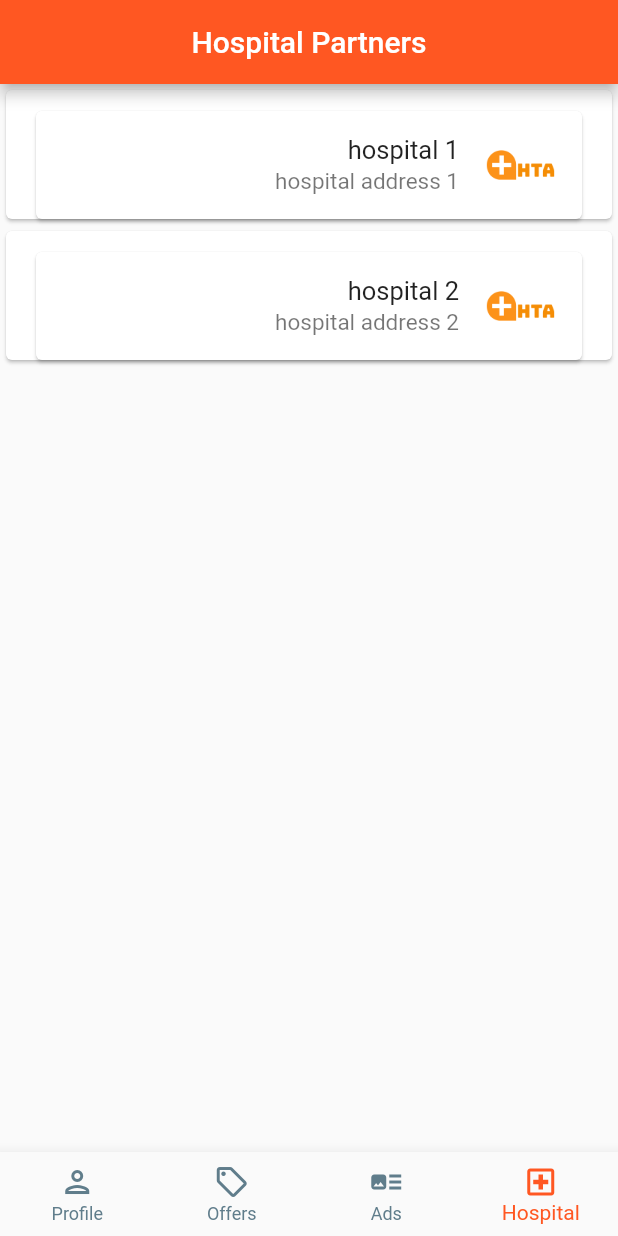
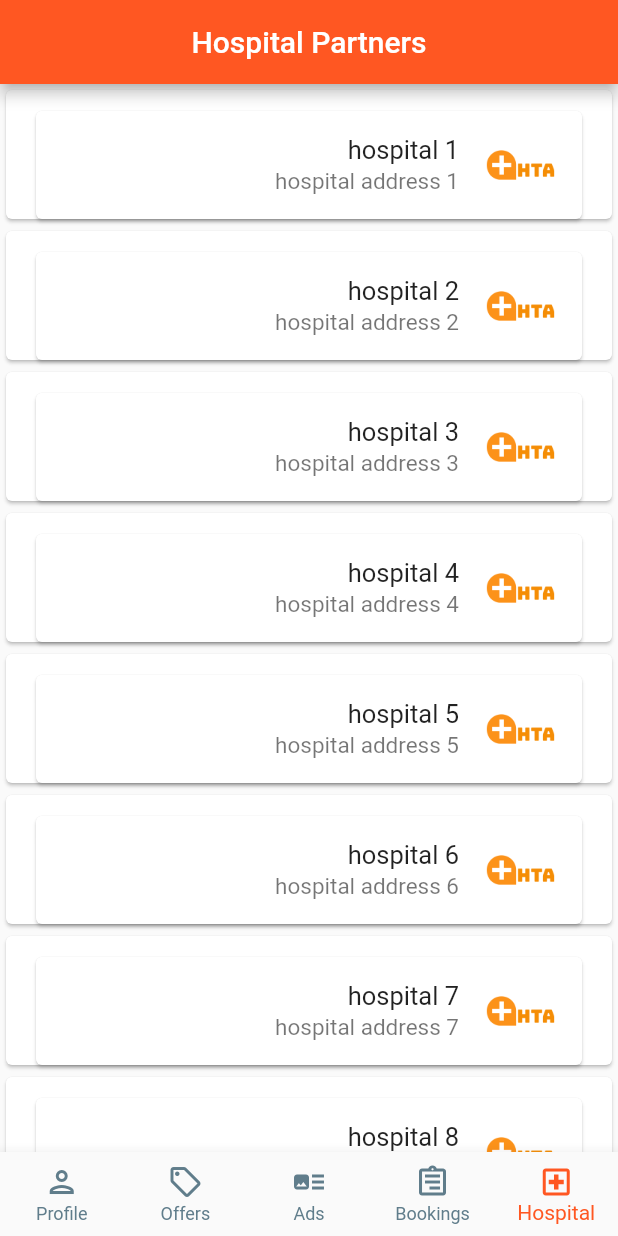
Before and after one commit to techakilan/hta-flutter, a Flutter app: the IndexController screen opened by its route, on a phone screen of 412 x 824 dp. Run offline on Flutter 3.47's test engine with Material 2 defaults, Android fonts, the phone set to English and light mode, and no system bars; our stand-ins replace easy_localization, shared_preferences; accounts and stored records are empty; network calls fail.

Commit message:
scroll index preserve, args in named route

```diff
--- a/lib/controllers/controllers_index.dart
+++ b/lib/controllers/controllers_index.dart
@@ -1,5 +1,6 @@
 import 'package:flutter/material.dart';
 import 'package:hta/pages/ad_index_page.dart';
+import 'package:hta/pages/bookings_user.dart';
 //import 'package:hta/pages/home_index_page.dart';
 import 'package:hta/pages/hospital_index_page.dart';
 import 'package:hta/pages/offers_index_page.dart';
@@ -14,6 +15,7 @@ class _IndexControllerState extends State<IndexController> {
   PageController _pageController = PageController();
   List<Widget> _screens = [
     HospitalIndexPage(),
+    BookingsUser(),
     AdsIndexPage(),
     OffersIndexPage(),
     ProfileIndexPage(),
@@ -54,6 +56,12 @@ class _IndexControllerState extends State<IndexController> {
           ),
           BottomNavigationBarItem(
             icon: Icon(
+              Icons.assignment_outlined,
+            ),
+            label: 'Bookings',
+          ),
+          BottomNavigationBarItem(
+            icon: Icon(
               Icons.art_track_outlined,
             ),
             label: 'Ads',
--- a/lib/pages/hospital_index_page.dart
+++ b/lib/pages/hospital_index_page.dart
@@ -13,9 +13,6 @@ class _HospitalIndexPageState extends State<HospitalIndexPage> {
   @override
   void initState() {
     super.initState();
-    //hospitalList.add('1', 'Hospital1', 'This is a hospital with many tests',
-    // 'hospital address 1', Image.asset('assets/hta_logo.png'));
-
     hospitalList.add(new HospitalModel(
       '1',
       'hospital 1',
@@ -30,6 +27,69 @@ class _HospitalIndexPageState extends State<HospitalIndexPage> {
       'hospital address 2',
       'assets/hta_logo.png',
     ));
+    hospitalList.add(new HospitalModel(
+      '3',
+      'hospital 3',
+      'This is a hospital with many tests',
+      'hospital address 3',
+      'assets/hta_logo.png',
+    ));
+    hospitalList.add(new HospitalModel(
+      '4',
+      'hospital 4',
+      'This is a hospital with many tests',
+      'hospital address 4',
+      'assets/hta_logo.png',
+    ));
+    hospitalList.add(new HospitalModel(
+      '5',
+      'hospital 5',
+      'This is a hospital with many tests',
+      'hospital address 5',
+      'assets/hta_logo.png',
+    ));
+    hospitalList.add(new HospitalModel(
+      '6',
+      'hospital 6',
+      'This is a hospital with many tests',
+      'hospital address 6',
+      'assets/hta_logo.png',
+    ));
+    hospitalList.add(new HospitalModel(
+      '7',
+      'hospital 7',
+      'This is a hospital with many tests',
+      'hospital address 7',
+      'assets/hta_logo.png',
+    ));
+    hospitalList.add(new HospitalModel(
+      '8',
+      'hospital 8',
+      'This is a hospital with many tests',
+      'hospital address 8',
+      'assets/hta_logo.png',
+    ));
+    hospitalList.add(new HospitalModel(
+      '9',
+      'hospital 9',
+      'This is a hospital with many tests',
+      'hospital address 9',
+      'assets/hta_logo.png',
+    ));
+    hospitalList.add(new HospitalModel(
+      '10',
+      'hospital 10',
+      'This is a hospital with many tests',
+      'hospital address 10',
+      'assets/hta_logo.png',
+    ));
+    hospitalList.add(new HospitalModel(
+      '11',
+      'hospital 11',
+      'This is a hospital with many tests',
+      'hospital address 11',
+      'assets/hta_logo.png',
+    ));
   }
 
   @override
@@ -41,6 +101,7 @@ class _HospitalIndexPageState extends State<HospitalIndexPage> {
         automaticallyImplyLeading: false,
       ),
       body: ListView.builder(
+        key: PageStorageKey<String>("hospitalListIndexKey"),
         itemCount: hospitalList.length,
         itemBuilder: (context, index) {
           return Card(
--- a/lib/pages/hospital_tile.dart
+++ b/lib/pages/hospital_tile.dart
@@ -1,5 +1,7 @@
 import 'package:flutter/material.dart';
 import 'package:hta/model/hospital_model.dart';
+import 'package:hta/routes/route_names.dart';
+import 'package:hta/utils/passed_parameters/hospital_argument.dart';
 
 class HospitalTile extends StatelessWidget {
   final HospitalModel hospital;
@@ -15,6 +17,10 @@ class HospitalTile extends StatelessWidget {
       child: Card(
         margin: EdgeInsets.fromLTRB(20, 6, 20, 0),
         child: ListTile(
+          onTap: () {
+            Navigator.of(context).pushNamed(hospitalHealthTestRoute,
+                arguments: HospitalArgument(hospital));
+          },
           leading: CircleAvatar(
             radius: 25,
             backgroundColor: Colors.white,
--- a/lib/routes/custom_router.dart
+++ b/lib/routes/custom_router.dart
@@ -1,10 +1,16 @@
 import 'package:hta/controllers/controllers_index.dart';
+import 'package:hta/pages/bookings_user.dart';
+import 'package:hta/pages/healthtest_details.dart';
+import 'package:hta/pages/hospital_healthtest_page.dart';
+import 'package:hta/pages/hospital_index_page.dart';
 import 'package:hta/pages/signin_index_page.dart';
 
 import 'package:flutter/material.dart';
 import 'package:hta/pages/signup_index_page.dart';
 
 import 'package:hta/routes/route_names.dart';
+import 'package:hta/utils/passed_parameters/healthtest_argument.dart';
+import 'package:hta/utils/passed_parameters/hospital_argument.dart';
 
 class CustomRouter {
   static Route<dynamic> generateRoute(RouteSettings settings) {
@@ -16,6 +22,18 @@ class CustomRouter {
         return MaterialPageRoute(builder: (_) => SignupIndexPage());
       case homeRoute:
         return MaterialPageRoute(builder: (_) => IndexController());
+      case hospitalRoute:
+        return MaterialPageRoute(builder: (_) => HospitalIndexPage());
+      case hospitalHealthTestRoute:
+        HospitalArgument args = settings.arguments;
+        return MaterialPageRoute(
+            builder: (_) => HospitalHealthTestPage(args.hospital));
+      case healthTestDetailsRoute:
+        HealthTestArgument args = settings.arguments;
+        return MaterialPageRoute(
+            builder: (_) => HelathTestDetails(args.healthTest));
+      case bookingsUserRoute:
+        return MaterialPageRoute(builder: (_) => BookingsUser());
       default:
         return _errorRoute();
     }
--- a/lib/routes/route_names.dart
+++ b/lib/routes/route_names.dart
@@ -2,3 +2,7 @@ const String rootRoute = '/';
 const String signinRoute = '/signin';
 const String signupRoute = '/signup';
 const String homeRoute = '/home';
+const String hospitalRoute = '/hospital';
+const String hospitalHealthTestRoute = '/hospital_health_test';
+const String healthTestDetailsRoute = '/healthtest_details';
+const String bookingsUserRoute = '/bookings_user';
--- /dev/null
+++ b/lib/utils/passed_parameters/healthtest_argument.dart
@@ -0,0 +1,6 @@
+import 'package:hta/model/health_test_model.dart';
+
+class HealthTestArgument {
+  HealthTestModel healthTest;
+  HealthTestArgument(this.healthTest);
+}
--- /dev/null
+++ b/lib/utils/passed_parameters/hospital_argument.dart
@@ -0,0 +1,6 @@
+import 'package:hta/model/hospital_model.dart';
+
+class HospitalArgument {
+  HospitalModel hospital;
+  HospitalArgument(this.hospital);
+}
```
Also changed, not shown: lib/model/health_test_model.dart (added, +15 -0 lines), lib/pages/bookings_user.dart (added, +18 -0 lines), lib/pages/health_test_tile.dart (added, +35 -0 lines), lib/pages/healthtest_details.dart (added, +17 -0 lines), lib/pages/hospital_healthtest_page.dart (added, +130 -0 lines).
